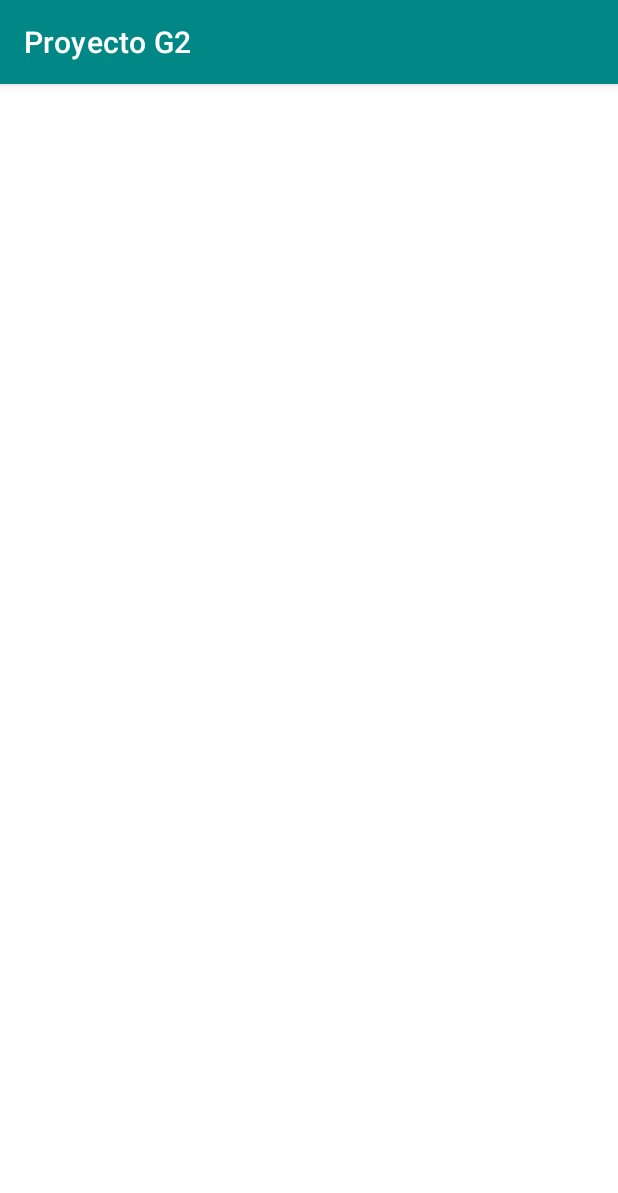
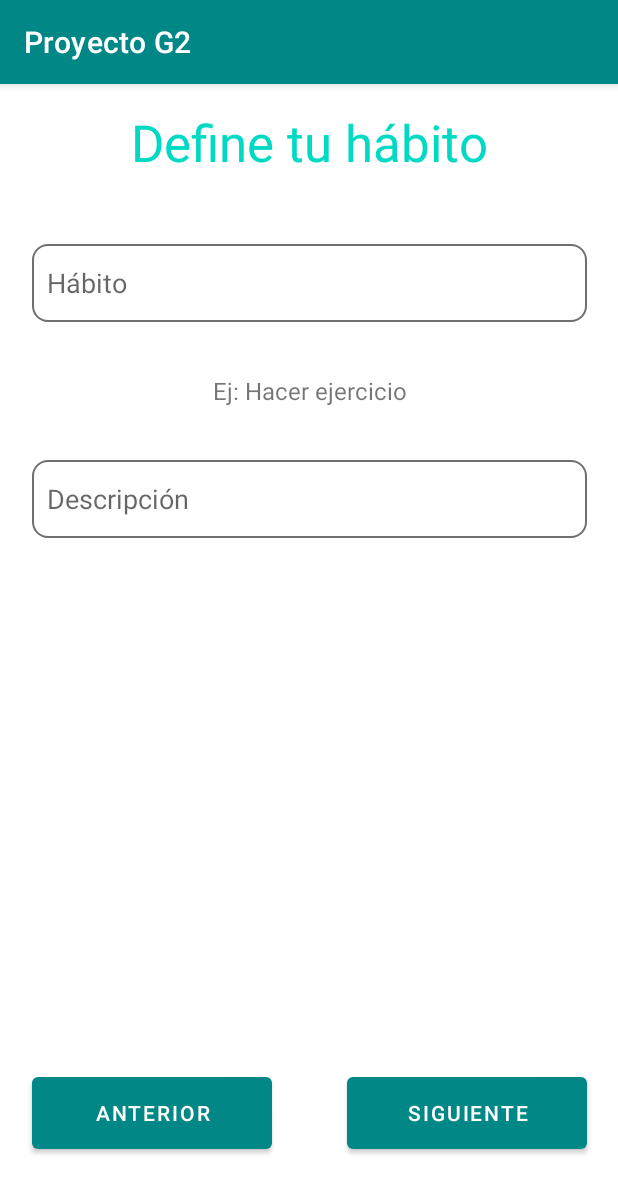
Before and after one commit to estefany-kari/HabitNow, an Android app: the DefinirHabito screen opened directly, with no data from a screen before it, on a phone screen of 412 x 824 dp. Shown: the top 1193 px of the screen. Run offline under Robolectric (Android 15) with nearby library versions, the phone set to English and light mode, and no system bars.

Commit message:
Interfaz-definir hábito

```diff
--- a/ProyectoG2/app/src/main/res/drawable/estilo_borde.xml
+++ b/ProyectoG2/app/src/main/res/drawable/estilo_borde.xml
@@ -1,7 +1,7 @@
 <?xml version="1.0" encoding="utf-8"?>
 <shape xmlns:android="http://schemas.android.com/apk/res/android" android:shape="rectangle">
     <stroke android:width="1sp"
-        android:color="@color/black"/>
+        android:color="#707070"/>
     <padding android:bottom="10dp"
         android:left="10dp"
         android:right="10dp"
--- a/ProyectoG2/app/src/main/res/layout/activity_definir_habito.xml
+++ b/ProyectoG2/app/src/main/res/layout/activity_definir_habito.xml
@@ -6,4 +6,71 @@
     android:layout_height="match_parent"
     tools:context=".DefinirHabito">
 
+    <TextView
+        android:id="@+id/textView4"
+        android:layout_width="wrap_content"
+        android:layout_height="wrap_content"
+        android:layout_marginTop="16dp"
+        android:gravity="center"
+        android:text="Define tu hábito"
+        android:textColor="#00D9C4"
+        android:textSize="34sp"
+        app:layout_constraintEnd_toEndOf="parent"
+        app:layout_constraintStart_toStartOf="parent"
+        app:layout_constraintTop_toTopOf="parent" />
+
+    <EditText
+        android:id="@+id/editText2"
+        android:layout_width="370dp"
+        android:layout_height="52dp"
+        android:layout_marginTop="45dp"
+        android:hint="Hábito"
+        android:background="@drawable/estilo_borde"
+        app:layout_constraintEnd_toEndOf="@+id/textView4"
+        app:layout_constraintStart_toStartOf="@+id/textView4"
+        app:layout_constraintTop_toBottomOf="@+id/textView4" />
+
+    <EditText
+        android:id="@+id/editText3"
+        android:layout_width="370dp"
+        android:layout_height="52dp"
+        android:layout_marginTop="20dp"
+        android:background="@drawable/estilo_borde"
+        android:hint="Descripción"
+        app:layout_constraintEnd_toEndOf="@+id/textView3"
+        app:layout_constraintStart_toStartOf="@+id/textView3"
+        app:layout_constraintTop_toBottomOf="@+id/textView3" />
+
+    <TextView
+        android:id="@+id/textView3"
+        android:layout_width="302dp"
+        android:layout_height="52dp"
+        android:layout_marginTop="20dp"
+        android:gravity="center"
+        android:text="Ej: Hacer ejercicio"
+        android:textSize="16sp"
+        app:layout_constraintEnd_toEndOf="@+id/editText2"
+        app:layout_constraintStart_toStartOf="@+id/editText2"
+        app:layout_constraintTop_toBottomOf="@+id/editText2" />
+
+    <Button
+        android:id="@+id/button2"
+        android:layout_width="160dp"
+        android:layout_height="60dp"
+        android:layout_marginBottom="52dp"
+        android:text="Anterior"
+        app:layout_constraintBottom_toBottomOf="parent"
+        app:layout_constraintStart_toStartOf="@+id/editText3" />
+
+    <Button
+        android:id="@+id/button3"
+        android:layout_width="160dp"
+        android:layout_height="60dp"
+        android:layout_marginBottom="52dp"
+        android:text="Siguiente"
+        app:layout_constraintBottom_toBottomOf="parent"
+        app:layout_constraintEnd_toEndOf="@+id/editText3"
+        app:layout_constraintHorizontal_bias="1.0"
+        app:layout_constraintStart_toEndOf="@+id/button2" />
+
 </androidx.constraintlayout.widget.ConstraintLayout>
```
Also changed, not shown: ProyectoG2/app/src/main/res/layout/list_item.xml (deleted, +0 -31 lines).
